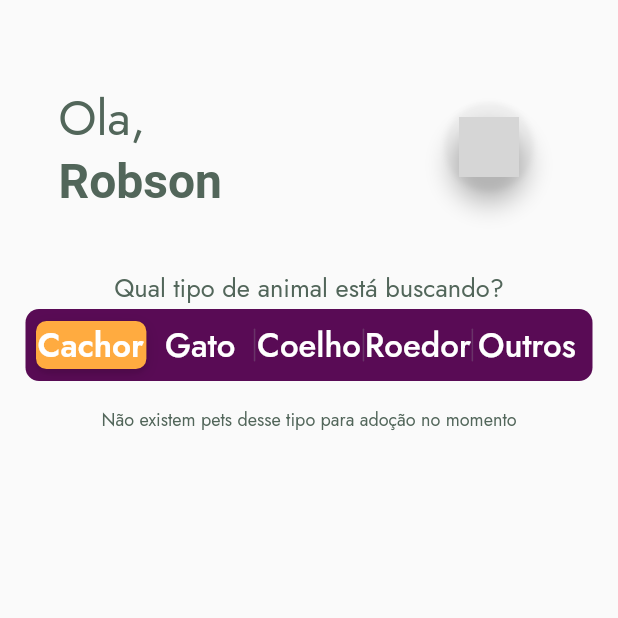
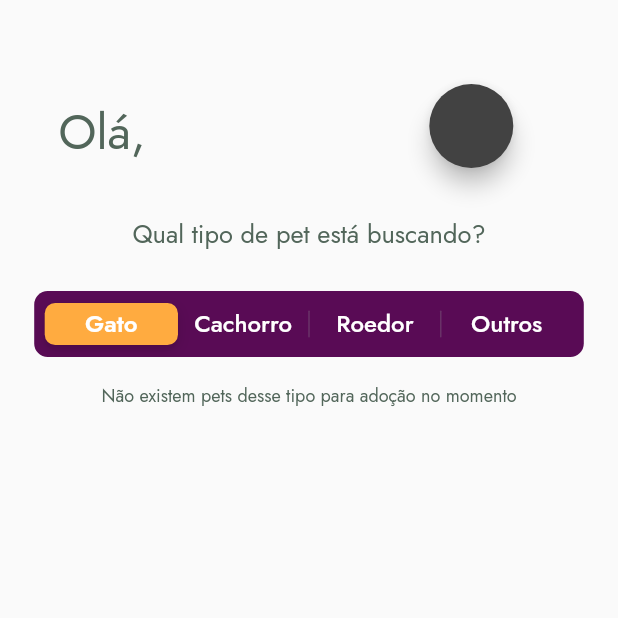
Before and after one commit to mariacarolinaj/adote_um_amigo, a Flutter app: the ListagemAnimaisPage screen opened by its route, on a phone screen of 412 x 824 dp, the top half of it. Run offline on Flutter 3.47's test engine with Material 2 defaults, Android fonts, the phone set to English and light mode, and no system bars; our stand-ins replace carousel_slider, font_awesome_flutter, image_picker, shared_preferences, sqflite; missing offline and left inert: image_picker_for_web; accounts and stored records are empty; network calls fail; grey boxes are pictures that could not be loaded.

Commit message:
Correções e integração com o banco na tela de listagem de animais

```diff
--- a/lib/app/listagem-animais/listagem-animais_page.dart
+++ b/lib/app/listagem-animais/listagem-animais_page.dart
@@ -1,17 +1,14 @@
 import 'dart:developer';
-import 'dart:io';
 
 import 'package:adote_um_amigo/models/animal.dart';
 import 'package:adote_um_amigo/models/tipo-animal-enum.dart';
 import 'package:adote_um_amigo/shared/db_service.dart';
 import 'package:adote_um_amigo/shared/rotas.dart';
-import 'package:carousel_slider/carousel_slider.dart';
 import 'package:flutter/cupertino.dart';
 import 'package:flutter/material.dart';
-import 'package:flutter/services.dart';
-import 'package:image_picker/image_picker.dart';
 import '../../models/usuario.dart';
 import '../../shared/BarraNavegacaoInferior.dart';
+import '../../shared/imagem_service.dart';
 import '../../shared/style.dart';
 import '../perfil-animal/perfil-animal_page.dart';
 
@@ -26,37 +23,40 @@ class ListagemAnimaisPage extends StatefulWidget {
 class ListagemAnimaisPageState extends State<ListagemAnimaisPage> {
   int _groupValue = 0;
   final List<String> _tiposAnimal = [
+    TipoAnimal.Gato,
     TipoAnimal.Cachorro,
-    TipoAnimal.Gato,
-    TipoAnimal.Coelho,
     TipoAnimal.Roedor,
     TipoAnimal.Outros
   ];
-
-  //dados para teste
-  Animal an = Animal(02, "baluu", "pit", "manso", "em dia", 1, [], 01, TipoAnimal.Cachorro);
-  Animal an2 = Animal(02, "bob", "pit", "manso", "em dia", 1, [], 01, TipoAnimal.Cachorro);
-  Usuario us = Usuario(1, "duda", "email", "password", 0, 0, "31", "null", "imagemCapa", "apresentacao");
-
+  Usuario _user = Usuario.empty();
   List<Animal> _animais = [];
   List<Animal> _animaisFiltro = [];
-  Usuario _user = Usuario.empty();
+
+  @override
+  initState() {
+    super.initState();
+    DataBaseService().getUsuarioLogado().then((result) {
+      _user = result;
+      setState(() {});
+    });
+    DataBaseService().getAllAnimal().then((value) {
+      _animais = value;
+      _animaisFiltro = _animais
+          .where((animal) => animal.tipo == _tiposAnimal[_groupValue])
+          .toList();
+      setState(() {});
+    });
+  }
 
   @override
   Widget build(BuildContext context) {
-    // _animaisFiltro.add(an);
-    // _animaisFiltro.add(an2);
-    // var num = DataBaseService().insertUser(Usuario(1, "duda", "email", "password", 0, 0, "31", "null", "imagemCapa", "apresentacao"));
-    DataBaseService().getUserById(1).then((value) => _user = value);
-    DataBaseService().getAllAnimal().then((value) => _animais = value);
     return Scaffold(
       resizeToAvoidBottomInset: false,
       body: Padding(
         padding: const EdgeInsets.only(top: 32, left: 16, right: 16),
         child: Column(
           children: <Widget>[
-            // _buildHeader(_user.nome), liberarBD
-            _buildHeader("Robson"),
+            _buildHeader(),
             _buildHeaderMessage(),
             _buildSegmentControl(),
             _buildAnimalsGrid(),
@@ -67,22 +67,22 @@ class ListagemAnimaisPageState extends State<ListagemAnimaisPage> {
     );
   }
 
-  Widget _buildHeader(String name) {
+  Widget _buildHeader() {
     return Container(
+      margin: const EdgeInsets.only(top: 24, bottom: 0, left: 23, right: 23),
       child: Row(
         children: [
-          _buildTitleHeader(name),
+          _buildTitleHeader(),
           _buildProfileImage(),
         ],
       ),
-      margin: const EdgeInsets.only(top: 24, bottom: 0, left: 23, right: 23),
     );
   }
 
   Widget _buildProfileImage() {
     return SizedBox(
-      width: MediaQuery.of(context).size.width / 2,
       child: Column(
+        crossAxisAlignment: CrossAxisAlignment.end,
         children: [
           FloatingActionButton(
               backgroundColor: Colors.transparent,
@@ -90,36 +90,44 @@ class ListagemAnimaisPageState extends State<ListagemAnimaisPage> {
                 Navigator.of(context).pushNamed(Rotas.perfilUsuario);
               },
               child: CircleAvatar(
-                backgroundImage: NetworkImage(
-                    'https://pbs.twimg.com/media/EvHvTkCWQAA13pI.jpg'),
+                radius: 32,
+                backgroundColor: Colors.grey.shade800,
+                backgroundImage:
+                    ImagemService().toImage(_user.imagemPerfil).image,
               )),
         ],
-        crossAxisAlignment: CrossAxisAlignment.end,
       ),
     );
   }
 
-  Widget _buildTitleHeader(String name) {
-    return RichText(
+  Widget _buildTitleHeader() {
+    return Container(
+      padding: const EdgeInsets.only(top: 8),
+      width: MediaQuery.of(context).size.width * 0.6,
+      child: RichText(
         text: TextSpan(
-        text: 'Ola,\n',
-        style: TextStyle(
+          text: 'Olá, ',
+          style: const TextStyle(
               color: Cores.titulo,
               fontSize: 32,
               fontFamily: 'Jost',
               fontStyle: FontStyle.normal),
           children: <TextSpan>[
-          TextSpan(text: name, style: TextStyle(fontWeight: FontWeight.w700)),
+            TextSpan(
+                text: _user.nome.split(" ").first,
+                style: const TextStyle(fontWeight: FontWeight.w700)),
           ],
+        ),
       ),
     );
   }
 
   Widget _buildHeaderMessage() {
     return Container(
+      margin: const EdgeInsets.only(top: 32, bottom: 24),
       child: RichText(
         text: const TextSpan(
-          text: 'Qual tipo de animal está buscando?',
+          text: 'Qual tipo de pet está buscando?',
           style: TextStyle(
               color: Cores.titulo,
               fontSize: 17,
@@ -127,16 +135,13 @@ class ListagemAnimaisPageState extends State<ListagemAnimaisPage> {
               fontStyle: FontStyle.normal),
         ),
       ),
-      margin: const EdgeInsets.only(top: 40),
     );
   }
 
   Widget buildSegment(String text) {
-    return Container(
-      child: Text(
+    return Text(
       text,
-        style: TextStyle(fontSize: 22, color: Colors.white),
-      ),
+      style: const TextStyle(fontSize: 16, color: Colors.white),
     );
   }
 
@@ -154,7 +159,6 @@ class ListagemAnimaisPageState extends State<ListagemAnimaisPage> {
           1: buildSegment(_tiposAnimal[1]),
           2: buildSegment(_tiposAnimal[2]),
           3: buildSegment(_tiposAnimal[3]),
-          7: buildSegment(_tiposAnimal[4]),
         },
         onValueChanged: (value) {
           setState(() {
@@ -171,14 +175,16 @@ class ListagemAnimaisPageState extends State<ListagemAnimaisPage> {
 
   Widget _buildAnimalsGrid() {
     return Container(
-        child: _animaisFiltro.length > 0
+        child: _animaisFiltro.isNotEmpty
             ? Column(
-                children: _animaisFiltro.map((e) =>
-                    buildAnimal(e),
-                ).toList(),
+                children: _animaisFiltro
+                    .map(
+                      (e) => buildAnimal(e),
+                    )
+                    .toList(),
               )
             : Container(
-                padding: EdgeInsets.all(16),
+                padding: const EdgeInsets.all(16),
                 child: const Text(
                     'Não existem pets desse tipo para adoção no momento'),
               ));
@@ -188,6 +194,7 @@ class ListagemAnimaisPageState extends State<ListagemAnimaisPage> {
     return SizedBox(
       width: MediaQuery.of(context).size.width / 8,
       child: Column(
+        crossAxisAlignment: CrossAxisAlignment.end,
         children: [
           FloatingActionButton(
             backgroundColor: Colors.transparent,
@@ -202,11 +209,15 @@ class ListagemAnimaisPageState extends State<ListagemAnimaisPage> {
               );
             },
             child: CircleAvatar(
-                backgroundImage: NetworkImage('https://cdn.pixabay.com/photo/2018/08/12/16/59/parrot-3601194_960_720.jpg'),
+              backgroundColor: Colors.white,
+              backgroundImage: (animal.fotos.isEmpty
+                  ? Image.network(
+                          'https://encrypted-tbn0.gstatic.com/images?q=tbn:ANd9GcTxYfkM0bPSesaofJe0efo9xNzn_-sa2L8RPg&usqp=CAU')
+                      .image
+                  : ImagemService().toImage(animal.fotos.first).image),
             ),
           ),
         ],
-        crossAxisAlignment: CrossAxisAlignment.end,
       ),
     );
   }
@@ -217,13 +228,14 @@ class ListagemAnimaisPageState extends State<ListagemAnimaisPage> {
       leading: _buildProfileImageAnimal(animal),
       title: Text(
         animal.nome,
-        style: TextStyle(fontSize: 20, color: Colors.black, fontWeight: FontWeight.bold),
+        style: const TextStyle(
+            fontSize: 16, color: Colors.black, fontWeight: FontWeight.w500),
       ),
       subtitle: Text(
-        'Pet da raça ' + animal.raca + ' com idade $idade',
-        style: TextStyle(fontSize: 14, color: Colors.black, fontWeight: FontWeight.bold),
+        'Raça ${animal.raca}, possui $idade anos de idade',
+        style: const TextStyle(
+            fontSize: 14, color: Colors.black, fontWeight: FontWeight.w400),
       ),
     );
   }
-
 }
--- a/lib/models/tipo-animal-enum.dart
+++ b/lib/models/tipo-animal-enum.dart
@@ -1,19 +1,11 @@
 class TipoAnimal {
   static const Null = "";
   static const Cachorro = "Cachorro";
-  static const Coelho = "Coelho";
   static const Gato = "Gato";
   static const Roedor = "Roedor";
   static const Outros = "Outros";
 
   List<String> toList() {
-    return [
-      Null,
-      Cachorro,
-      Coelho,
-      Gato,
-      Roedor,
-      Outros
-    ];
+    return [Null, Cachorro, Gato, Roedor, Outros];
   }
 }
--- a/lib/shared/imagem_service.dart
+++ b/lib/shared/imagem_service.dart
@@ -13,6 +13,7 @@ class ImagemService {
   }
 
   Image toImage(String base64) {
-    return Image.memory(const Base64Decoder().convert(base64));
+    return Image.memory(const Base64Decoder().convert(base64),
+        gaplessPlayback: true);
   }
 }
```
Lines whose indentation alone changed are shown as unchanged.
